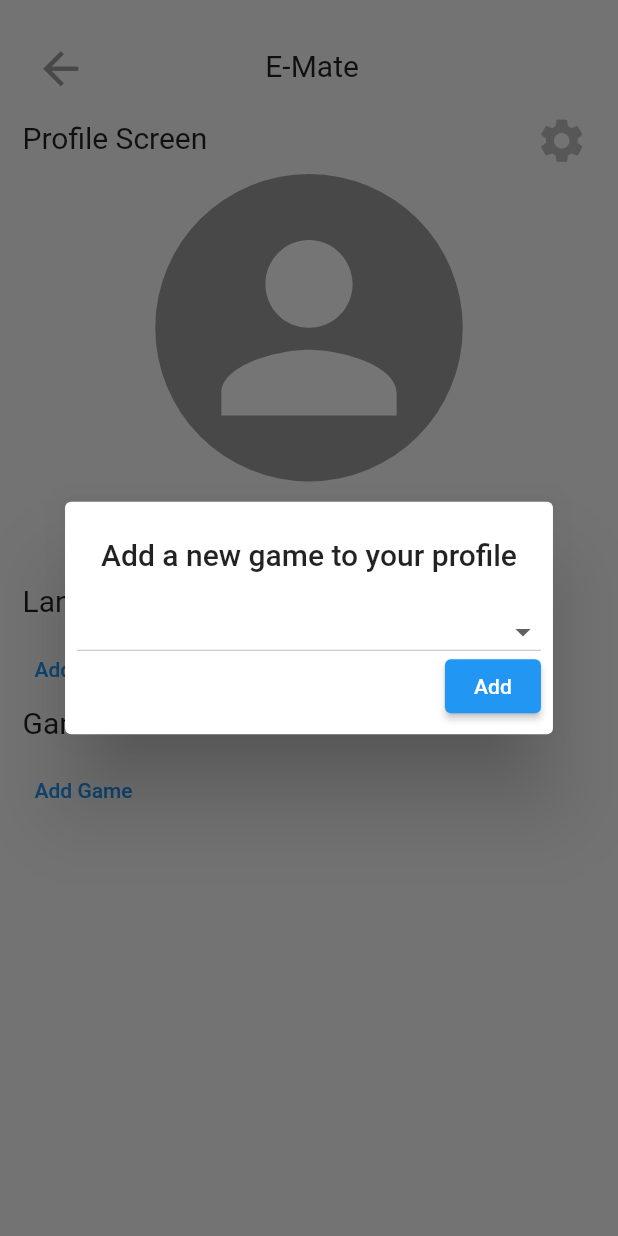
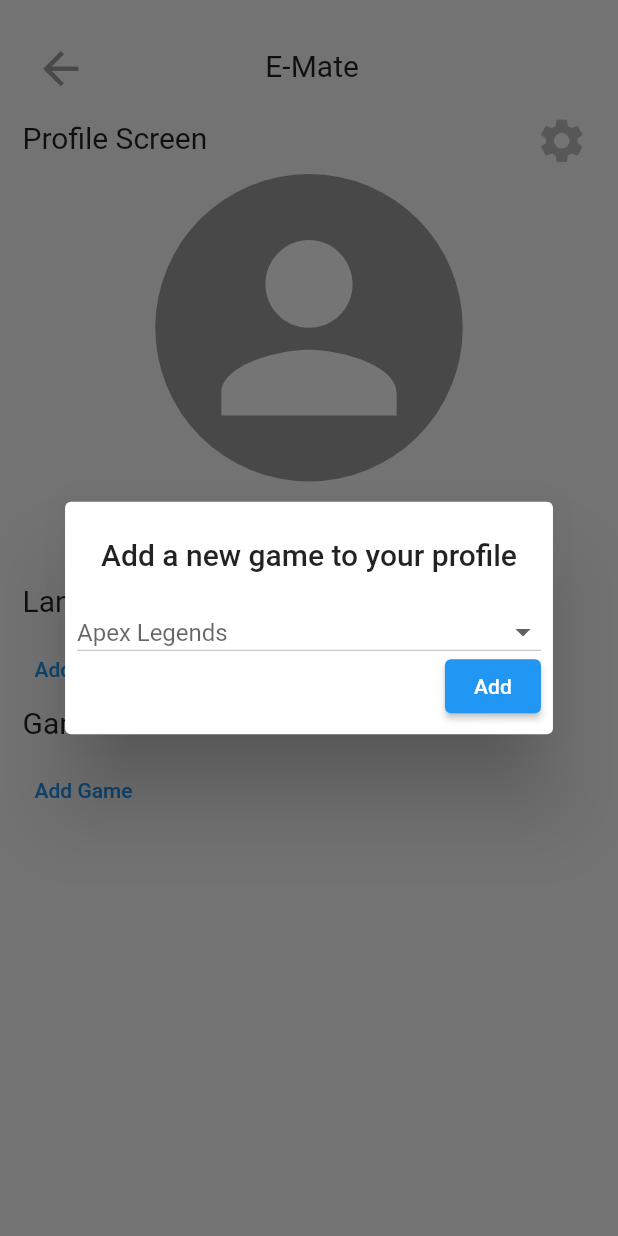
Before and after one commit to KuronoaScarlet/Project-Cosparty, a Flutter app: the ProfileScreen screen opened directly with empty values, after a tap on "Add Game", on a phone screen of 412 x 824 dp. Run offline on Flutter 3.47's test engine with Material 2 defaults, Android fonts, the phone set to English and light mode, and no system bars; our stand-ins replace cloud_firestore, firebase_auth, firebase_core, firebase_storage; missing offline and left inert: flutterfire_ui; accounts and stored records are empty; statements that could not run were skipped.

Commit message:
Some Asserts done

```diff
--- a/emate/lib/widgets/add_button.dart
+++ b/emate/lib/widgets/add_button.dart
@@ -29,18 +29,6 @@ class AddButton extends StatefulWidget {
 }
 
 class _AddButtonState extends State<AddButton> {
-  late TextEditingController controller;
-  @override
-  void initState() {
-    controller = TextEditingController(text: "");
-  }
-
-  @override
-  void dispose() {
-    controller.dispose();
-    super.dispose();
-  }
-
   @override
   Widget build(BuildContext context) {
     List<String> l = [
@@ -63,7 +51,7 @@ class _AddButtonState extends State<AddButton> {
       "Epic Seven",
       "Fortnite",
       "Genshin Impact",
-      "Heartstone",
+      "Hearthstone",
       "League of Legends",
       "Minecraft",
       "Osu!",
@@ -72,7 +60,7 @@ class _AddButtonState extends State<AddButton> {
       "Smash Bros",
       "Valorant"
     ];
-    String temp = "";
+    String temp = (widget.changer) ? "Spanish" : "Apex Legends";
 
     return TextButton(
       onPressed: () => showDialog<String>(
@@ -111,9 +99,6 @@ class _AddButtonState extends State<AddButton> {
                       widget.db
                           .doc("/users/${widget.widget.userID}")
                           .update({widget.arrayName: widget.array});
-                      if (controller.text.isNotEmpty) {
-                        controller.clear();
-                      }
                       Navigator.of(context).pop();
                     },
                     child: const Text("Add"),
--- a/emate/lib/widgets/profile_elements.dart
+++ b/emate/lib/widgets/profile_elements.dart
@@ -18,7 +18,7 @@ class ProfileElements extends StatelessWidget {
             Padding(
               padding: const EdgeInsets.all(4.0),
               child: Container(
-                width: 80,
+                width: 85,
                 decoration: BoxDecoration(
                     color: Colors.grey.shade300,
                     borderRadius: const BorderRadius.all(Radius.circular(10))),
```
